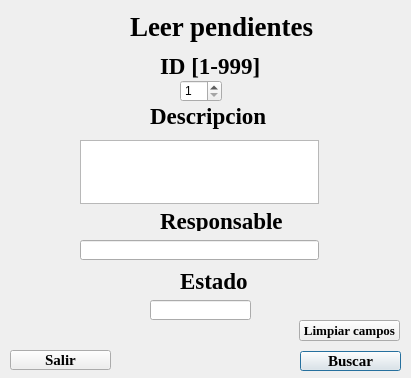
First picture: the form in proyectoSolitario/leerpendientes.ui, repository dereck-anti-EPN/Proyecto-Programacion, before the edit.
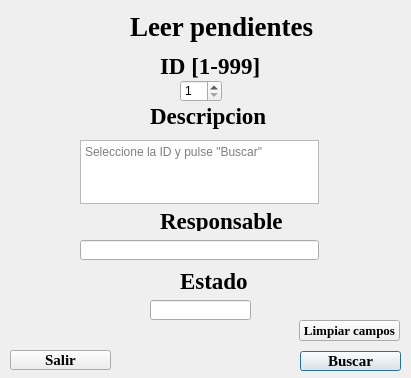
Second picture: the form after the edit. Icons and pictures are not drawn.

Patch:
```diff
--- a/proyectoSolitario/leerpendientes.ui
+++ b/proyectoSolitario/leerpendientes.ui
@@ -113,6 +113,9 @@
    <property name="readOnly">
     <bool>true</bool>
    </property>
+   <property name="placeholderText">
+    <string>Seleccione la ID y pulse &quot;Buscar&quot;</string>
+   </property>
   </widget>
   <widget class="QLabel" name="label_3">
    <property name="geometry">
```
